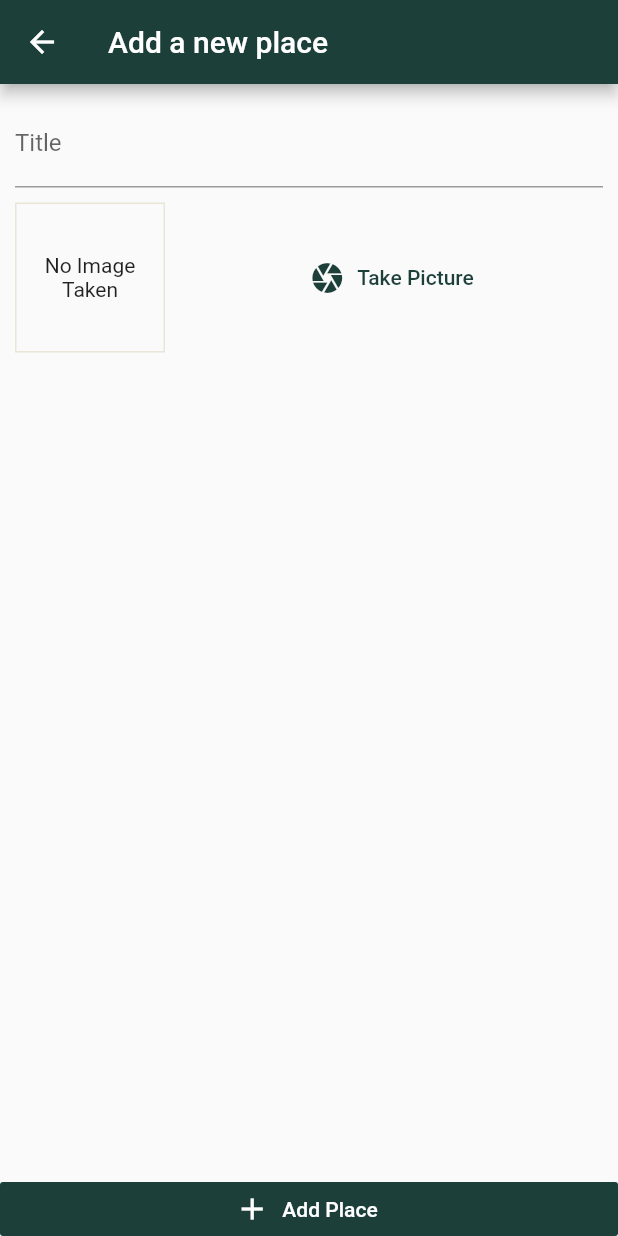
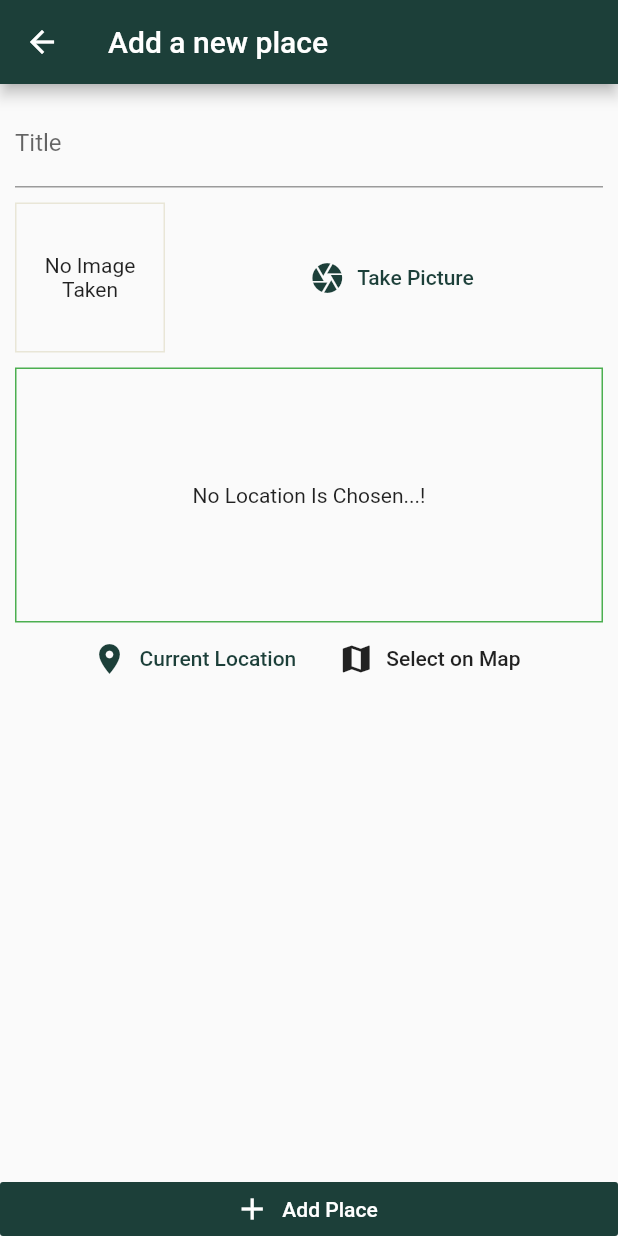
Before and after one commit to AbdulHannan-123/Visit_App, a Flutter app: the AddPlaceScreen screen opened by its route, on a phone screen of 412 x 824 dp. Run offline on Flutter 3.47's test engine with Material 2 defaults, Android fonts, the phone set to English and light mode, and no system bars; our stand-ins replace image_picker, location, sqflite; accounts and stored records are empty.

Commit message:
Fatching location from google

```diff
--- a/lib/screen/add_place_screen.dart
+++ b/lib/screen/add_place_screen.dart
@@ -1,10 +1,9 @@
 import 'dart:io';
 
-import 'package:advantureing_app/provider/great_places.dart';
-import 'package:advantureing_app/widgets/image_input.dart';
+import '../provider/great_places.dart';
+import '../widgets/image_input.dart';
+import '../widgets/location_input.dart';
 import 'package:flutter/material.dart';
-import 'package:flutter/src/foundation/key.dart';
-import 'package:flutter/src/widgets/framework.dart';
 import 'package:provider/provider.dart';
 
 class AddPlaceScreen extends StatefulWidget {
@@ -54,7 +53,9 @@
                       controller: _titleController,
                     ),
                     const SizedBox(height: 10,),
-                    ImageInput(_selectImge)
+                    ImageInput(_selectImge),
+                    const SizedBox(height: 10,),
+                    LocationInput()
                   ],
                 ),
               ),
--- /dev/null
+++ b/lib/widgets/location_input.dart
@@ -0,0 +1,61 @@
+import 'package:flutter/cupertino.dart';
+import 'package:flutter/material.dart';
+import 'package:location/location.dart';
+
+class LocationInput extends StatefulWidget {
+  const LocationInput({Key? key}) : super(key: key);
+
+  @override
+  State<LocationInput> createState() => _LocationInputState();
+}
+
+class _LocationInputState extends State<LocationInput> {
+  String? _previewImageUrl;
+
+  Future<void> _getCurrentLocation() async{
+     final locData= await Location().getLocation();
+     print(locData.latitude);
+     print(locData.longitude);
+
+  }
+
+  @override
+  Widget build(BuildContext context) {
+    return Column(
+      children: [
+        Container(
+          height: 170,
+          width: double.infinity,
+          alignment: Alignment.center,
+          decoration: BoxDecoration(border: Border.all(width: 1, color: Colors.green)),
+          child: _previewImageUrl == null
+              ? const Text(
+                  'No Location Is Chosen...!',
+                  textAlign: TextAlign.center,
+                )
+              : Image.network(
+                  _previewImageUrl!,
+                  fit: BoxFit.cover,
+                  width: double.infinity,
+                ),
+        ),
+        Row(
+          mainAxisAlignment: MainAxisAlignment.center,
+          children: [
+            FlatButton.icon(
+              onPressed: _getCurrentLocation,
+              icon: const Icon(Icons.location_on),
+              textColor: Theme.of(context).colorScheme.primary,
+              label: const Text('Current Location'),
+            ),
+            FlatButton.icon(
+              onPressed: () {},
+              icon: const Icon(Icons.map),
+              label: const Text('Select on Map'),
+            )
+          ],
+        )
+      ],
+    );
+  }
+}
--- a/pubspec.yaml
+++ b/pubspec.yaml
@@ -39,6 +39,8 @@
   path_provider: ^2.0.11
   path: ^1.6.2
   sqflite: ^2.0.0
+  location:
+  location_web: ^3.1.1
 
 dev_dependencies:
   flutter_test:
```
Also changed, not shown: pubspec.lock, 1 other file.
